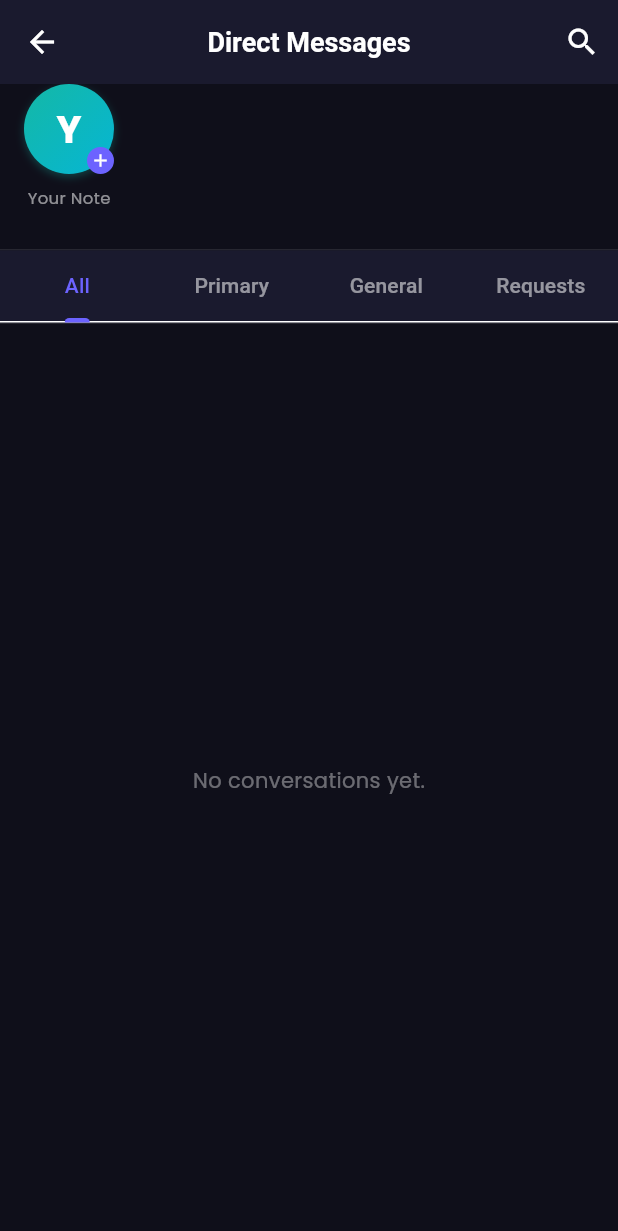
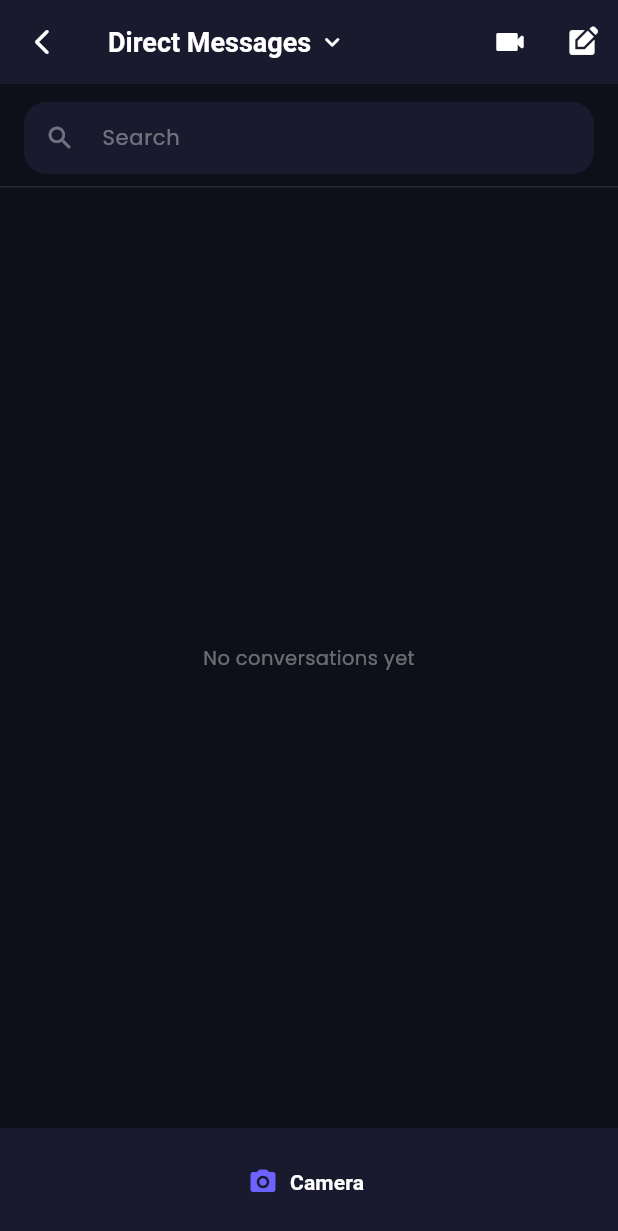
Before and after one commit to ritesh-rathod16/zenvora, a Flutter app: the ChatInboxScreen screen opened directly, on a phone screen of 412 x 824 dp. Shown: the top 1231 px of the screen. Run offline on Flutter 3.47's test engine with Material 3 defaults, Android fonts, the phone set to English and light mode, and no system bars; our stand-ins replace cached_network_image, fl_chart, flutter_blurhash, flutter_card_swiper, flutter_secure_storage, go_router and 7 more; missing offline and left inert: flutter_callkit_incoming, flutter_webrtc, livekit_client, record; accounts and stored records are empty; network calls fail.

Commit message:
feat: redesign chat inbox to match classic Instagram Direct Messages (removed tabs & notes, added compact header dropdown, search bar, and bottom camera shortcut)

```diff
--- a/lib/features/chat/chat_inbox_screen.dart
+++ b/lib/features/chat/chat_inbox_screen.dart
@@ -3,7 +3,7 @@ import 'dart:convert';
 import '../../../core/services/api_service.dart';
 import '../../../widgets/safe_avatar.dart';
 import 'chat_screen.dart';
-import 'widgets/notes_tray.dart';
+import '../random_chat/video_chat_screen.dart';
 
 class ChatInboxScreen extends StatefulWidget {
   const ChatInboxScreen({super.key});
@@ -12,26 +12,22 @@ class ChatInboxScreen extends StatefulWidget {
   State<ChatInboxScreen> createState() => _ChatInboxScreenState();
 }
 
-class _ChatInboxScreenState extends State<ChatInboxScreen> with SingleTickerProviderStateMixin {
+class _ChatInboxScreenState extends State<ChatInboxScreen> {
   final _apiService = ApiService();
-  late TabController _tabController;
   List<dynamic> _chats = [];
   bool _isLoading = true;
-  bool _isSearching = false;
-  final _searchController = TextEditingController();
-  List<dynamic> _searchResults = [];
+  final TextEditingController _searchController = TextEditingController();
+  List<dynamic> _filteredChats = [];
 
   @override
   void initState() {
     super.initState();
-    _tabController = TabController(length: 4, vsync: this);
     _fetchChats();
   }
 
   @override
   void dispose() {
     _searchController.dispose();
-    _tabController.dispose();
     super.dispose();
   }
 
@@ -39,8 +35,10 @@ class _ChatInboxScreenState extends State<ChatInboxScreen> with SingleTickerProv
     try {
       final response = await _apiService.get('/chats');
       if (response.statusCode == 200 && mounted) {
+        final List data = jsonDecode(response.body);
         setState(() {
-          _chats = jsonDecode(response.body);
+          _chats = data;
+          _filteredChats = data;
           _isLoading = false;
         });
       }
@@ -49,19 +47,85 @@ class _ChatInboxScreenState extends State<ChatInboxScreen> with SingleTickerProv
     }
   }
 
-  void _searchPeople(String query) async {
-    if (query.isEmpty) {
-      setState(() => _searchResults = []);
+  void _filterSearch(String query) {
+    final q = query.trim().toLowerCase();
+    if (q.isEmpty) {
+      setState(() => _filteredChats = _chats);
+      return;
+    }
+    setState(() {
+      _filteredChats = _chats.where((c) {
+        final otherUser = (c['other_user'] ?? '').toString().toLowerCase();
+        final lastMsg = (c['last_message'] ?? '').toString().toLowerCase();
+        return otherUser.contains(q) || lastMsg.contains(q);
+      }).toList();
+    });
+  }
+
+  void _startNewChat() {
+    showModalBottomSheet(
+      context: context,
+      backgroundColor: const Color(0xFF1A1A2E),
+      shape: const RoundedRectangleBorder(borderRadius: BorderRadius.vertical(top: Radius.circular(24))),
+      builder: (ctx) {
+        final searchCtrl = TextEditingController();
+        List results = [];
+        return StatefulBuilder(
+          builder: (context, setModalState) => Container(
+            padding: const EdgeInsets.all(20),
+            height: 400,
+            child: Column(
+              crossAxisAlignment: CrossAxisAlignment.start,
+              children: [
+                const Text("New Message", style: TextStyle(color: Colors.white, fontSize: 16, fontWeight: FontWeight.bold)),
+                const SizedBox(height: 12),
+                TextField(
+                  controller: searchCtrl,
+                  style: const TextStyle(color: Colors.white),
+                  decoration: const InputDecoration(
+                    hintText: "Search username...",
+                    hintStyle: TextStyle(color: Colors.white38),
+                    filled: true,
+                    fillColor: Color(0xFF0F0F1A),
+                    border: OutlineInputBorder(borderRadius: BorderRadius.all(Radius.circular(16)), borderSide: BorderSide.none),
+                  ),
+                  onChanged: (q) async {
+                    if (q.isEmpty) {
+                      setModalState(() => results = []);
                       return;
                     }
                     try {
-      final response = await _apiService.get('/users/search?q=$query');
-      if (response.statusCode == 200 && mounted) {
-        setState(() {
-          _searchResults = jsonDecode(response.body);
-        });
+                      final res = await _apiService.get('/users/search?q=$q');
+                      if (res.statusCode == 200) {
+                        setModalState(() => results = jsonDecode(res.body));
                       }
                     } catch (_) {}
+                  },
+                ),
+                const SizedBox(height: 12),
+                Expanded(
+                  child: ListView.builder(
+                    itemCount: results.length,
+                    itemBuilder: (context, index) {
+                      final u = results[index];
+                      final uname = u['username'] ?? 'User';
+                      return ListTile(
+                        leading: SafeAvatar(avatarUrl: u['avatar_url'] ?? u['profile_photo_url'], username: uname, radius: 20),
+                        title: Text("@$uname", style: const TextStyle(color: Colors.white, fontWeight: FontWeight.bold)),
+                        onTap: () {
+                          Navigator.pop(ctx);
+                          _startChat(uname);
+                        },
+                      );
+                    },
+                  ),
+                ),
+              ],
+            ),
+          ),
+        );
+      },
+    );
   }
 
   void _startChat(String username) async {
@@ -126,148 +190,89 @@ class _ChatInboxScreenState extends State<ChatInboxScreen> with SingleTickerProv
     }
   }
 
-  List<dynamic> _filterChats(int tabIndex) {
-    if (tabIndex == 1) {
-      return _chats.where((c) => c['category'] == 'primary').toList();
-    } else if (tabIndex == 2) {
-      return _chats.where((c) => c['category'] == 'general').toList();
-    } else if (tabIndex == 3) {
-      return _chats.where((c) => c['category'] == 'requests').toList();
-    }
-    return _chats;
-  }
-
   @override
   Widget build(BuildContext context) {
     return Scaffold(
       backgroundColor: const Color(0xFF0F0F1A),
       appBar: AppBar(
         backgroundColor: const Color(0xFF1A1A2E),
-        title: _isSearching
-            ? TextField(
-                controller: _searchController,
-                autofocus: true,
-                decoration: const InputDecoration(hintText: "Search Username...", border: InputBorder.none, hintStyle: TextStyle(color: Colors.white38)),
-                style: const TextStyle(color: Colors.white),
-                onChanged: _searchPeople,
-              )
-            : const Text("Direct Messages", style: TextStyle(fontWeight: FontWeight.bold, fontSize: 18)),
+        leading: IconButton(
+          icon: const Icon(Icons.arrow_back_ios_new_rounded, color: Colors.white, size: 20),
+          onPressed: () => Navigator.pop(context),
+        ),
+        title: const Row(
+          children: [
+            Text("Direct Messages", style: TextStyle(fontWeight: FontWeight.bold, fontSize: 18)),
+            SizedBox(width: 4),
+            Icon(Icons.keyboard_arrow_down_rounded, color: Colors.white, size: 20),
+          ],
+        ),
         actions: [
           IconButton(
-            icon: Icon(_isSearching ? Icons.close : Icons.search, color: Colors.white),
+            icon: const Icon(Icons.videocam_rounded, color: Colors.white, size: 24),
+            tooltip: "Video Call",
             onPressed: () {
-              setState(() {
-                _isSearching = !_isSearching;
-                if (!_isSearching) {
-                  _searchController.clear();
-                  _searchResults = [];
-                }
-              });
+              Navigator.push(context, MaterialPageRoute(builder: (_) => const VideoChatScreen()));
             },
+          ),
+          IconButton(
+            icon: const Icon(Icons.edit_square, color: Colors.white, size: 22),
+            tooltip: "New Message",
+            onPressed: _startNewChat,
           ),
         ],
       ),
       body: Column(
         children: [
-          if (_isSearching && _searchResults.isNotEmpty)
-            Expanded(
-              child: Container(
-                color: const Color(0xFF0F0F1A),
-                child: Column(
-                  crossAxisAlignment: CrossAxisAlignment.start,
-                  children: [
-                    const Padding(
-                      padding: EdgeInsets.all(16.0),
-                      child: Text("PEOPLE", style: TextStyle(color: Colors.white38, fontWeight: FontWeight.bold)),
+          // Search Bar Immediately Below Header
+          Padding(
+            padding: const EdgeInsets.fromLTRB(16, 12, 16, 8),
+            child: TextField(
+              controller: _searchController,
+              style: const TextStyle(color: Colors.white, fontSize: 14),
+              onChanged: _filterSearch,
+              decoration: InputDecoration(
+                hintText: "Search",
+                hintStyle: const TextStyle(color: Colors.white38),
+                prefixIcon: const Icon(Icons.search, color: Colors.white38, size: 20),
+                suffixIcon: _searchController.text.isNotEmpty
+                    ? IconButton(
+                        icon: const Icon(Icons.clear, color: Colors.white38, size: 18),
+                        onPressed: () {
+                          _searchController.clear();
+                          _filterSearch('');
+                        },
+                      )
+                    : null,
+                filled: true,
+                fillColor: const Color(0xFF1A1A2E),
+                contentPadding: const EdgeInsets.symmetric(horizontal: 16, vertical: 10),
+                border: OutlineInputBorder(borderRadius: BorderRadius.circular(22), borderSide: BorderSide.none),
               ),
-                    Expanded(
-                      child: ListView.builder(
-                        itemCount: _searchResults.length,
-                        itemBuilder: (context, index) {
-                          final user = _searchResults[index];
-                          final uname = user['username'] ?? 'User';
-                          return ListTile(
-                            leading: SafeAvatar(
-                              avatarUrl: user['avatar_url'] ?? user['profile_photo_url'],
-                              username: uname,
-                              radius: 20,
-                            ),
-                            title: Text("@$uname", style: const TextStyle(color: Colors.white, fontWeight: FontWeight.bold)),
-                            onTap: () => _startChat(uname),
-                          );
-                        },
-                      ),
-                    ),
-                  ],
-                ),
-              ),
-            ),
-          if (!_isSearching || (_isSearching && _searchResults.isEmpty))
-            Expanded(
-              child: _isLoading
-                  ? const Center(child: CircularProgressIndicator(color: Color(0xFF6C63FF)))
-                  : Column(
-                      children: [
-                        // Notes Tray (Cleanly separated at top)
-                        const NotesTray(),
-                        const Divider(color: Colors.white10, height: 1),
-
-                        // Tab Bar for Categories
-                        Container(
-                          color: const Color(0xFF1A1A2E),
-                          child: TabBar(
-                            controller: _tabController,
-                            indicatorColor: const Color(0xFF6C63FF),
-                            indicatorSize: TabBarIndicatorSize.label,
-                            labelColor: const Color(0xFF6C63FF),
-                            unselectedLabelColor: Colors.white54,
-                            tabs: const [
-                              Tab(text: "All"),
-                              Tab(text: "Primary"),
-                              Tab(text: "General"),
-                              Tab(text: "Requests"),
-                            ],
             ),
           ),
           const Divider(color: Colors.white10, height: 1),
 
-                        // Chat List TabBarView
+          // Conversation List (Single Continuous List)
           Expanded(
-                          child: TabBarView(
-                            controller: _tabController,
-                            children: [
-                              _buildChatList(_chats),
-                              _buildChatList(_filterChats(1)),
-                              _buildChatList(_filterChats(2)),
-                              _buildChatList(_filterChats(3)),
-                            ],
-                          ),
-                        ),
-                      ],
-                    ),
-            ),
-        ],
-      ),
-    );
-  }
-
-  Widget _buildChatList(List<dynamic> list) {
-    if (list.isEmpty) {
-      return const Center(child: Text("No conversations yet.", style: TextStyle(color: Colors.white38)));
-    }
-    return RefreshIndicator(
+            child: _isLoading
+                ? const Center(child: CircularProgressIndicator(color: Color(0xFF6C63FF)))
+                : _filteredChats.isEmpty
+                    ? const Center(child: Text("No conversations yet", style: TextStyle(color: Colors.white38, fontSize: 13)))
+                    : RefreshIndicator(
                         onRefresh: _fetchChats,
                         color: const Color(0xFF6C63FF),
                         child: ListView.builder(
-        itemCount: list.length,
+                          itemCount: _filteredChats.length,
                           itemBuilder: (context, index) {
-          final chat = list[index];
+                            final chat = _filteredChats[index];
                             final chatId = chat['_id'] ?? chat['id'];
                             final otherUser = chat['other_user'] ?? 'User';
                             final otherPhoto = chat['other_user_photo'];
                             final bool isPinned = chat['is_pinned'] == true;
 
                             return ListTile(
+                              contentPadding: const EdgeInsets.symmetric(horizontal: 16, vertical: 4),
                               leading: SafeAvatar(
                                 avatarUrl: otherPhoto,
                                 username: otherUser.toString(),
@@ -275,7 +280,7 @@ class _ChatInboxScreenState extends State<ChatInboxScreen> with SingleTickerProv
                               ),
                               title: Row(
                                 children: [
-                Text("@$otherUser", style: const TextStyle(color: Colors.white, fontWeight: FontWeight.bold)),
+                                  Text("@$otherUser", style: const TextStyle(color: Colors.white, fontWeight: FontWeight.bold, fontSize: 14)),
                                   if (isPinned) ...[
                                     const SizedBox(width: 6),
                                     const Icon(Icons.push_pin_rounded, color: Color(0xFF6C63FF), size: 14),
@@ -286,9 +291,24 @@ class _ChatInboxScreenState extends State<ChatInboxScreen> with SingleTickerProv
                                 chat['last_message'] ?? "Start a conversation",
                                 maxLines: 1,
                                 overflow: TextOverflow.ellipsis,
-              style: const TextStyle(color: Colors.white54, fontSize: 13),
+                                style: const TextStyle(color: Colors.white54, fontSize: 12),
                               ),
-            trailing: PopupMenuButton<String>(
+                              trailing: Row(
+                                mainAxisSize: MainAxisSize.min,
+                                children: [
+                                  IconButton(
+                                    icon: const Icon(Icons.camera_alt_outlined, color: Colors.white54, size: 22),
+                                    tooltip: "Send Snap",
+                                    onPressed: () {
+                                      Navigator.push(
+                                        context,
+                                        MaterialPageRoute(
+                                          builder: (_) => ChatScreen(chatId: chatId, otherUser: otherUser.toString()),
+                                        ),
+                                      );
+                                    },
+                                  ),
+                                  PopupMenuButton<String>(
                                     icon: const Icon(Icons.more_vert_rounded, color: Colors.white38, size: 20),
                                     color: const Color(0xFF1A1A2E),
                                     onSelected: (val) {
@@ -302,6 +322,8 @@ class _ChatInboxScreenState extends State<ChatInboxScreen> with SingleTickerProv
                                       const PopupMenuItem(value: 'delete', child: Text("Delete chat", style: TextStyle(color: Colors.redAccent))),
                                     ],
                                   ),
+                                ],
+                              ),
                               onTap: () {
                                 Navigator.push(
                                   context,
@@ -313,6 +335,30 @@ class _ChatInboxScreenState extends State<ChatInboxScreen> with SingleTickerProv
                             );
                           },
                         ),
+                      ),
+          ),
+
+          // Bottom Fixed Camera Shortcut
+          SafeArea(
+            child: Container(
+              padding: const EdgeInsets.symmetric(vertical: 12),
+              color: const Color(0xFF1A1A2E),
+              child: Center(
+                child: TextButton.icon(
+                  onPressed: () {
+                    Navigator.push(
+                      context,
+                      MaterialPageRoute(builder: (_) => const VideoChatScreen()),
+                    );
+                  },
+                  icon: const Icon(Icons.camera_alt_rounded, color: Color(0xFF6C63FF), size: 20),
+                  label: const Text("Camera", style: TextStyle(color: Colors.white, fontWeight: FontWeight.bold, fontSize: 14)),
+                ),
+              ),
+            ),
+          ),
+        ],
+      ),
     );
   }
 }
```
Lines whose indentation alone changed are shown as unchanged.
